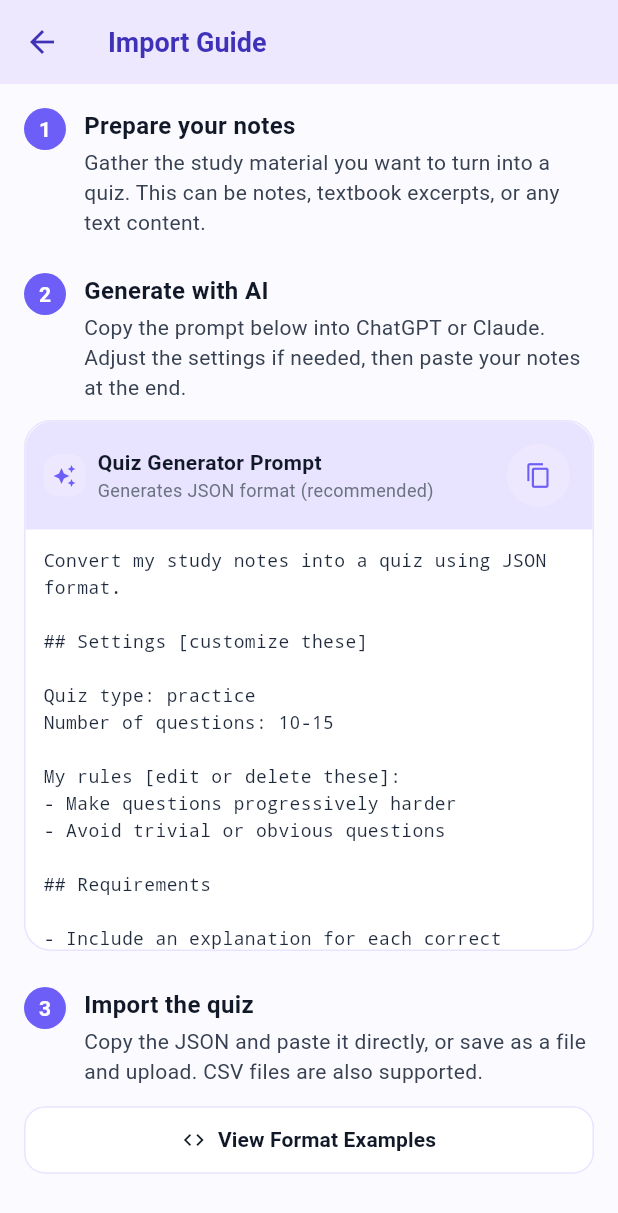
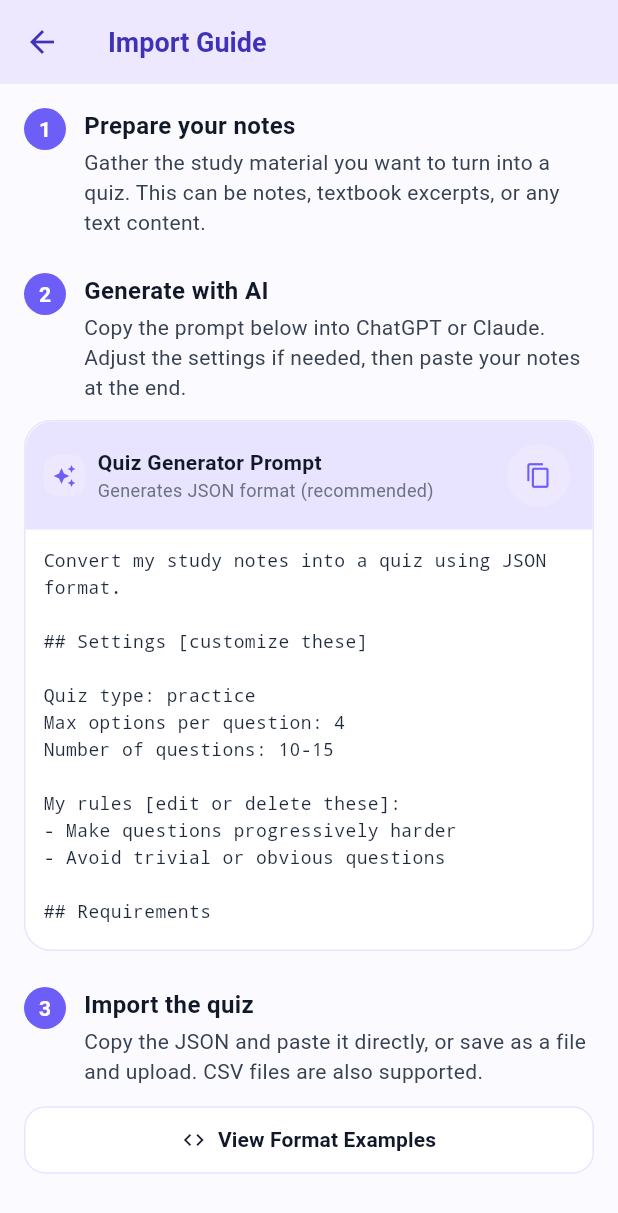
Before and after one commit to IrvingMg/skilloper, a Flutter app: the ImportHelpScreen screen opened directly, on a phone screen of 412 x 824 dp. Shown: the top 1213 px of the screen. Run offline on Flutter 3.47's test engine with Material 3 defaults, Android fonts, the phone set to English and light mode, and no system bars; our stand-ins replace file_picker, flutter_secure_storage, flutter_svg, percent_indicator, shared_preferences, web; missing offline and left inert: flutter_code_view; accounts and stored records are empty.

Commit message:
docs: add max_options field to quiz generator prompt

```diff
--- a/skilloper_app/lib/screens/import_help_screen.dart
+++ b/skilloper_app/lib/screens/import_help_screen.dart
@@ -14,6 +14,7 @@ Convert my study notes into a quiz using JSON format.
 ## Settings [customize these]
 
 Quiz type: practice
+Max options per question: 4
 Number of questions: 10-15
 
 My rules [edit or delete these]:
@@ -34,6 +35,7 @@ My rules [edit or delete these]:
 {
   "title": "Quiz Title",
   "type": "practice",
+  "max_options": 4,
   "questions": [
     {
       "question": "Question text",
@@ -49,6 +51,7 @@ My rules [edit or delete these]:
 
 Format notes:
 - "type": use "practice" (immediate feedback) or "exam" (results at end)
+- "max_options": limits options per question (2-8, default 4)
 - "answer" is 1-based: ["1"] = first option, ["2"] = second
 - Multiple correct: ["1", "3"] means options 1 and 3
 - Code questions: add "code": "...", "language": "python"
@@ -66,6 +69,7 @@ Format notes:
   "title": "Go Fundamentals",
   "description": "Test your Go knowledge",
   "type": "practice",
+  "max_options": 4,
   "questions": [
     {
       "question": "Which keyword declares a constant in Go?",
```
